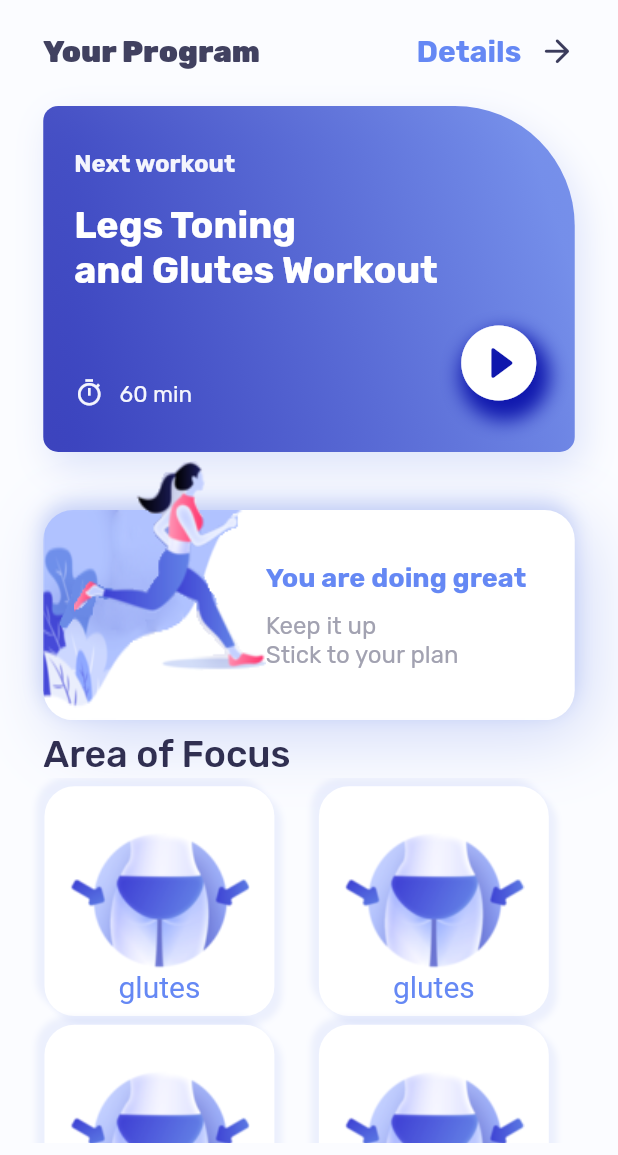
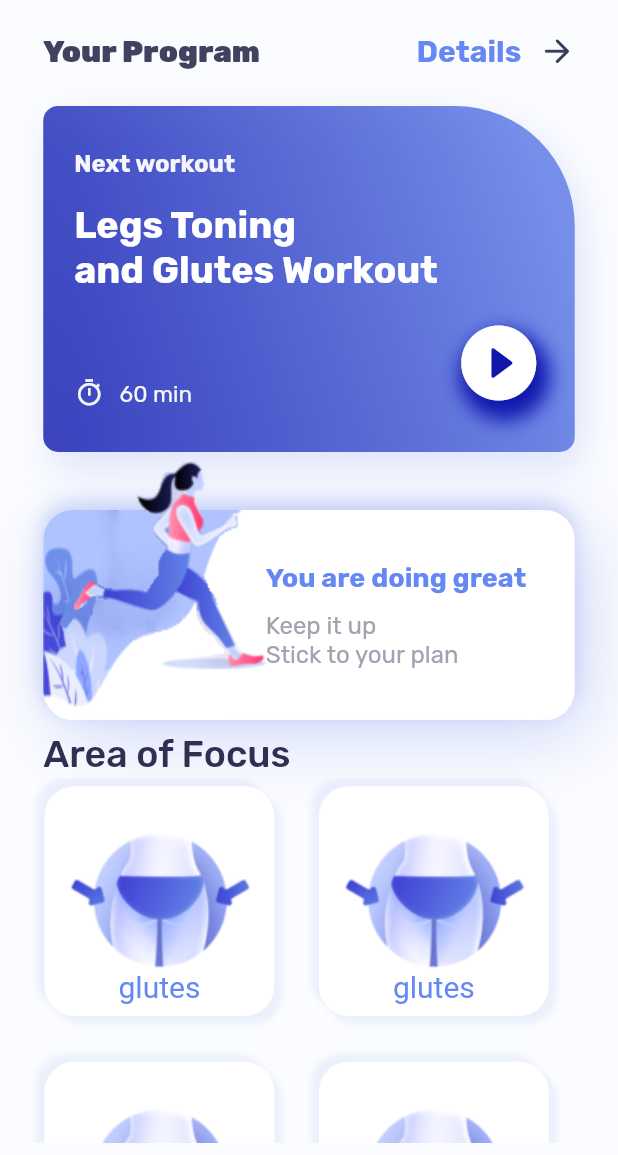
Before and after one commit to azinmapar/training_app, a Flutter app: the screen it shows after launch, on a phone screen of 412 x 824 dp, the part 81-1236 px from its top. Run offline on Flutter 3.47's test engine with Material 2 defaults, Android fonts, the phone set to English and light mode, and no system bars; our stand-ins replace sizer.

Commit message:
home page done (ui only)

```diff
--- a/lib/CustomizedWidgets/CustomAreasListView.dart
+++ b/lib/CustomizedWidgets/CustomAreasListView.dart
@@ -1,6 +1,6 @@
 import 'package:flutter/material.dart';
-import '../app_colors.dart';
 import '../consts.dart';
+import 'CustomCointainerFocusArea.dart';
 
 class CustomAreasListView extends StatelessWidget {
   const CustomAreasListView({
@@ -17,87 +17,22 @@ class CustomAreasListView extends StatelessWidget {
           itemBuilder: (_, i) {
             return Padding(
               padding: EdgeInsets.only(
-                  top: k5Height, right: k30Width, left: k30Width),
+                  top: k5Height,
+                  right: k30Width,
+                  left: k30Width,
+                  bottom: k20Height),
               child: Row(
                 children: [
-                  Container(
-                    height: kAreaContainerHeight,
-                    width: kAreaContainerWidth,
-                    decoration: BoxDecoration(
-                      color: AppColor.kWhiteColor,
-                      borderRadius: k20CircularBorderRadius,
-                      image: const DecorationImage(
-                        image: AssetImage(
-                          'assets/ex1.png',
-                        ),
-                      ),
-                      boxShadow: [
-                        BoxShadow(
-                          blurRadius: 3,
-                          offset: const Offset(5, 5),
-                          color: AppColor.kGradientSecond.withOpacity(0.1),
-                        ),
-                        BoxShadow(
-                          blurRadius: 3,
-                          offset: const Offset(-5, -5),
-                          color: AppColor.kGradientSecond.withOpacity(0.1),
-                        ),
-                      ],
-                    ),
-                    child: Align(
-                      alignment: Alignment.bottomCenter,
-                      child: Padding(
-                        padding: EdgeInsets.only(bottom: k8Width),
-                        child: Text(
-                          'glutes',
-                          style: TextStyle(
-                            fontSize: k20FontSize,
-                            color: AppColor.kHomePageDetail,
-                          ),
-                        ),
-                      ),
-                    ),
+                  const CustomContainerFocusArea(
+                    name: 'glutes',
+                    imagePath: 'assets/ex1.png',
                   ),
                   SizedBox(
                     width: k30Width,
                   ),
-                  Container(
-                    height: kAreaContainerHeight,
-                    width: kAreaContainerWidth,
-                    decoration: BoxDecoration(
-                      borderRadius: k20CircularBorderRadius,
-                      color: AppColor.kWhiteColor,
-                      image: const DecorationImage(
-                        image: AssetImage(
-                          'assets/ex1.png',
-                        ),
-                      ),
-                      boxShadow: [
-                        BoxShadow(
-                          blurRadius: 3,
-                          offset: const Offset(5, 5),
-                          color: AppColor.kGradientSecond.withOpacity(0.1),
-                        ),
-                        BoxShadow(
-                          blurRadius: 3,
-                          offset: const Offset(-5, -5),
-                          color: AppColor.kGradientSecond.withOpacity(0.1),
-                        ),
-                      ],
-                    ),
-                    child: Align(
-                      alignment: Alignment.bottomCenter,
-                      child: Padding(
-                        padding: EdgeInsets.only(bottom: k8Width),
-                        child: Text(
-                          'glutes',
-                          style: TextStyle(
-                            fontSize: k20FontSize,
-                            color: AppColor.kHomePageDetail,
-                          ),
-                        ),
-                      ),
-                    ),
+                  const CustomContainerFocusArea(
+                    name: 'glutes',
+                    imagePath: 'assets/ex1.png',
                   ),
                 ],
               ),
--- /dev/null
+++ b/lib/CustomizedWidgets/CustomCointainerFocusArea.dart
@@ -0,0 +1,56 @@
+import 'package:flutter/material.dart';
+import '../app_colors.dart';
+import '../consts.dart';
+
+class CustomContainerFocusArea extends StatelessWidget {
+  final String imagePath;
+  final String name;
+
+  const CustomContainerFocusArea({
+    super.key,
+    required this.imagePath,
+    required this.name,
+  });
+
+  @override
+  Widget build(BuildContext context) {
+    return Container(
+      height: kAreaContainerHeight,
+      width: kAreaContainerWidth,
+      decoration: BoxDecoration(
+        color: AppColor.kWhiteColor,
+        borderRadius: k20CircularBorderRadius,
+        image: DecorationImage(
+          image: AssetImage(
+            imagePath,
+          ),
+        ),
+        boxShadow: [
+          BoxShadow(
+            blurRadius: 3,
+            offset: const Offset(5, 5),
+            color: AppColor.kGradientSecond.withOpacity(0.1),
+          ),
+          BoxShadow(
+            blurRadius: 3,
+            offset: const Offset(-5, -5),
+            color: AppColor.kGradientSecond.withOpacity(0.1),
+          ),
+        ],
+      ),
+      child: Align(
+        alignment: Alignment.bottomCenter,
+        child: Padding(
+          padding: EdgeInsets.only(bottom: k8Width),
+          child: Text(
+            name,
+            style: TextStyle(
+              fontSize: k20FontSize,
+              color: AppColor.kHomePageDetail,
+            ),
+          ),
+        ),
+      ),
+    );
+  }
+}
```
